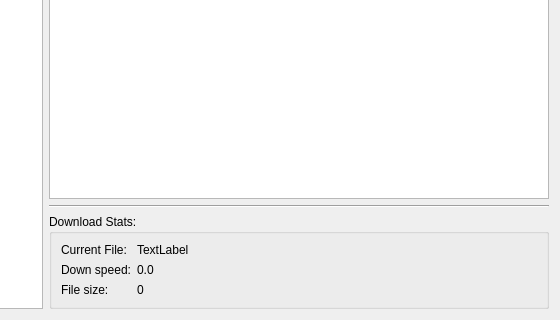
First picture: the form in app/widgetdataorder.ui, repository DFO-Ocean-Navigator/Navigator2Go, before the edit; both pictures show x 468 to 1028 and y 327 to 647 of the 1028 by 647 pixel window.
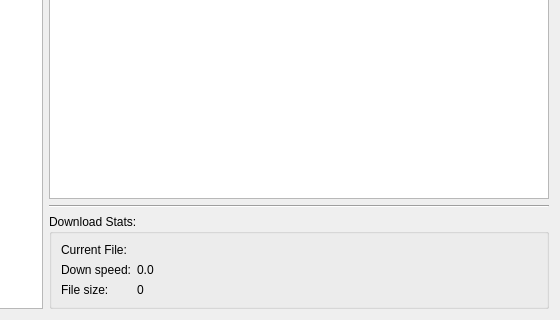
Second picture: the form after the edit. Icons and pictures are not drawn.

```diff
--- a/app/widgetdataorder.ui
+++ b/app/widgetdataorder.ui
@@ -306,7 +306,7 @@
         <item row="3" column="1">
          <widget class="QLabel" name="labelCurrentFile">
           <property name="text">
-           <string>TextLabel</string>
+           <string/>
           </property>
          </widget>
         </item>
```
